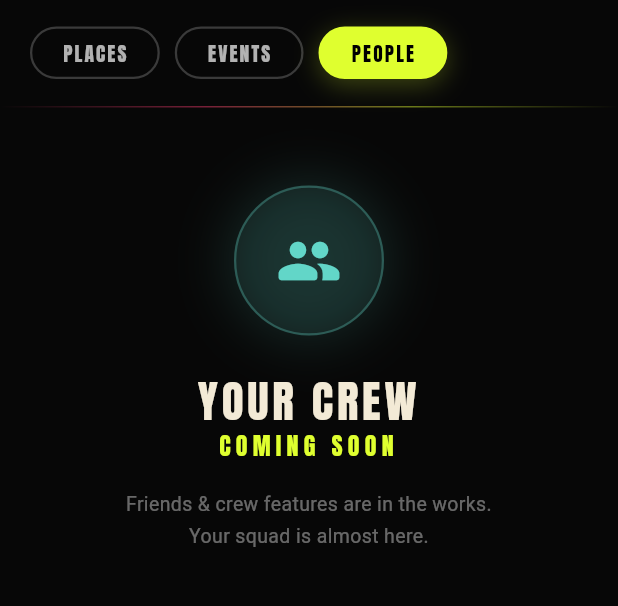
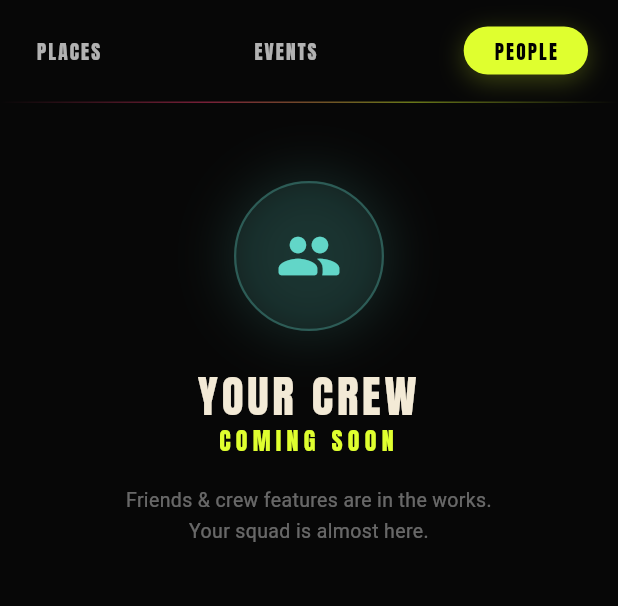
Before and after one commit to inRiseDigital/nightrider, a Flutter app: the FavouritesPage screen opened directly, after a tap on "PEOPLE", on a phone screen of 412 x 824 dp, the part 89-695 px from its top. Run offline on Flutter 3.47's test engine with Material 3 defaults, Android fonts, the phone set to English and light mode, and no system bars; our stand-ins replace cached_network_image, carousel_slider, cloud_firestore, firebase_auth, firebase_core, flutter_dotenv and 19 more; missing offline and left inert: flutter_glass_morphism; accounts and stored records are empty.

Commit message:
Spread favourites filter pills across full width
Removes the outlined-pill style from unselected Events/People tabs
(plain text now) and switches the row to space-between so Places,
Events, and People span the whole width instead of clustering left.

```diff
--- a/Nightride/lib/pages/favourites_page.dart
+++ b/Nightride/lib/pages/favourites_page.dart
@@ -49,11 +49,10 @@ class FavouritesPage extends ConsumerWidget {
             Padding(
               padding: const EdgeInsets.fromLTRB(20, 0, 20, 18),
               child: Row(
+                mainAxisAlignment: MainAxisAlignment.spaceBetween,
                 children: [
                   _FilterPill(label: 'PLACES', index: 0, selected: tabIndex == 0),
-                  const Gap(10),
                   _FilterPill(label: 'EVENTS', index: 1, selected: tabIndex == 1),
-                  const Gap(10),
                   _FilterPill(label: 'PEOPLE', index: 2, selected: tabIndex == 2),
                 ],
               ),
@@ -195,14 +194,12 @@ class _FilterPill extends ConsumerWidget {
       child: AnimatedContainer(
         duration: const Duration(milliseconds: 200),
         curve: Curves.easeOut,
-        padding: const EdgeInsets.symmetric(horizontal: 20, vertical: 9),
+        padding: selected
+            ? const EdgeInsets.symmetric(horizontal: 20, vertical: 9)
+            : const EdgeInsets.symmetric(horizontal: 4, vertical: 9),
         decoration: BoxDecoration(
           color: selected ? _kLime : Colors.transparent,
           borderRadius: BorderRadius.circular(30),
-          border: Border.all(
-            color: selected ? _kLime : _kBorderLt,
-            width: 1.5,
-          ),
           boxShadow: selected
               ? [
                   BoxShadow(
```
